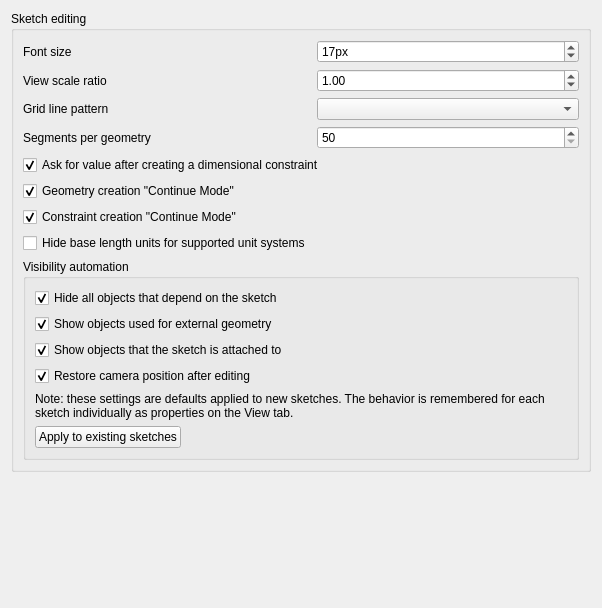
Before: the Qt Designer form src/Mod/Sketcher/Gui/SketcherSettingsDisplay.ui in southseact-3d/fcd, drawn with Qt 5.
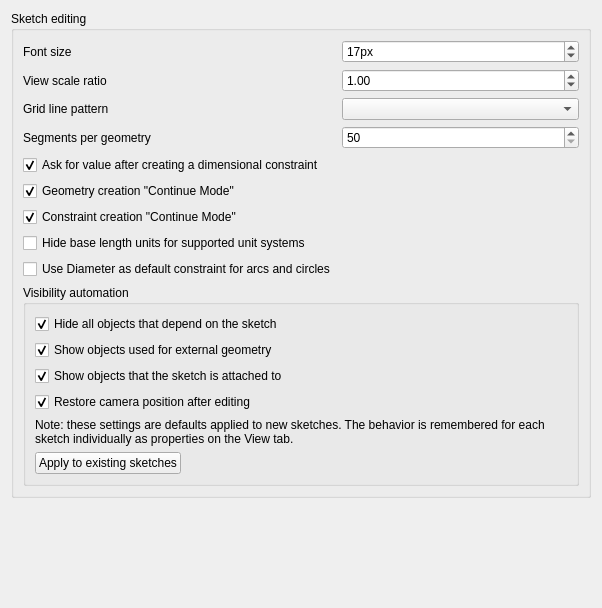
After: the same form once the commit is applied. Custom widgets are drawn as their Qt base class.

Commit message:
[Sketcher] Settings checkBox for..
...setting Diameter as default constraint for Arcs and Circles
See discussion : https://forum.freecadweb.org/viewtopic.php?f=3&t=57054

The edit to the form file:
```diff
--- a/src/Mod/Sketcher/Gui/SketcherSettingsDisplay.ui
+++ b/src/Mod/Sketcher/Gui/SketcherSettingsDisplay.ui
@@ -105,6 +105,22 @@
         </property>
        </widget>
       </item>
+      <item row="8" column="0">
+       <widget class="Gui::PrefCheckBox" name="checkBoxDiaConstraint">
+        <property name="toolTip">
+         <string>Use Diameter as default constraint for arcs and circles instead of Radius.</string>
+        </property>
+        <property name="text">
+         <string>Use Diameter as default constraint for arcs and circles</string>
+        </property>
+        <property name="prefEntry" stdset="0">
+         <cstring>DefaultDiaConstraint</cstring>
+        </property>
+        <property name="prefPath" stdset="0">
+         <cstring>Mod/Sketcher</cstring>
+        </property>
+       </widget>
+      </item>
       <item row="0" column="0">
        <widget class="QLabel" name="label_6">
         <property name="minimumSize">
@@ -118,7 +134,7 @@
         </property>
        </widget>
       </item>
-      <item row="8" column="0" colspan="2">
+      <item row="9" column="0" colspan="2">
        <widget class="QGroupBox" name="groupBox_3">
         <property name="enabled">
          <bool>true</bool>
```
The commit also changes 1 other file.
